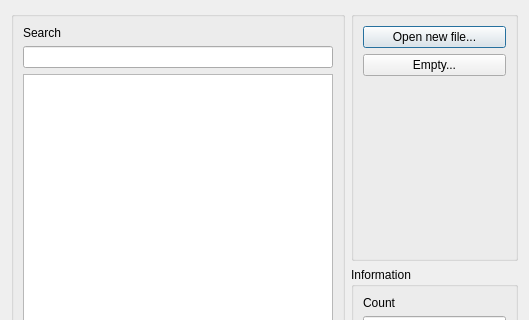
Before: the Qt Designer form csatellitedlg.ui in PavelMr/skytechx, drawn with Qt 5; both pictures show x 0 to 529 and y 0 to 320 of the 529 by 485 pixel window.
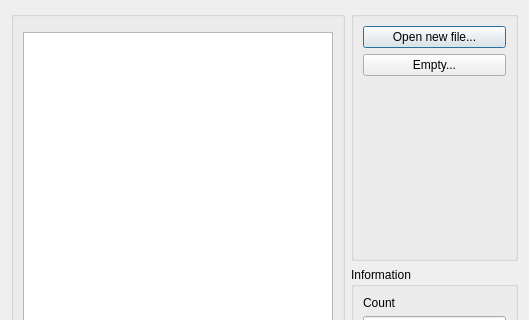
After: the same form once the commit is applied. Custom widgets are drawn as their Qt base class.

The edit to the form file:
```diff
--- a/csatellitedlg.ui
+++ b/csatellitedlg.ui
@@ -118,14 +118,7 @@
        </property>
        <layout class="QVBoxLayout" name="verticalLayout_2">
         <item>
-         <widget class="QLabel" name="label">
-          <property name="text">
-           <string>Search</string>
-          </property>
-         </widget>
-        </item>
-        <item>
-         <widget class="QLineEdit" name="lineEdit"/>
+         <widget class="CSearchWidget" name="widget" native="true"/>
         </item>
         <item>
          <widget class="QListView" name="listView"/>
@@ -192,6 +185,14 @@
    </item>
   </layout>
  </widget>
+ <customwidgets>
+  <customwidget>
+   <class>CSearchWidget</class>
+   <extends>QWidget</extends>
+   <header>csearchwidget.h</header>
+   <container>1</container>
+  </customwidget>
+ </customwidgets>
  <resources/>
  <connections/>
 </ui>
```
